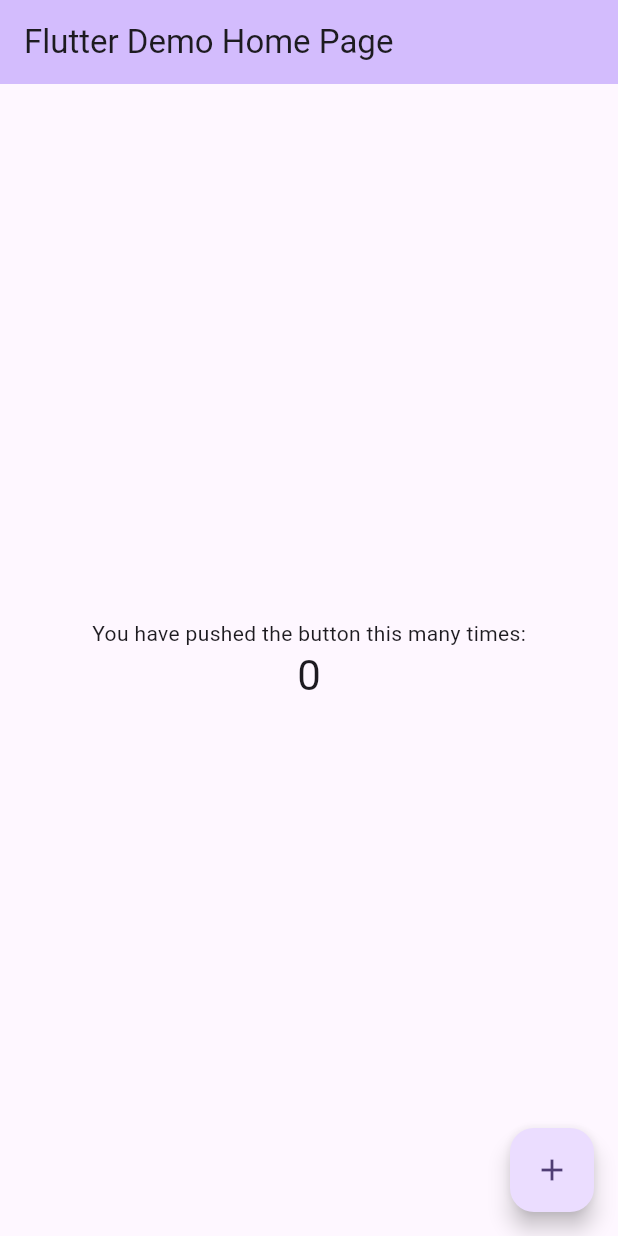
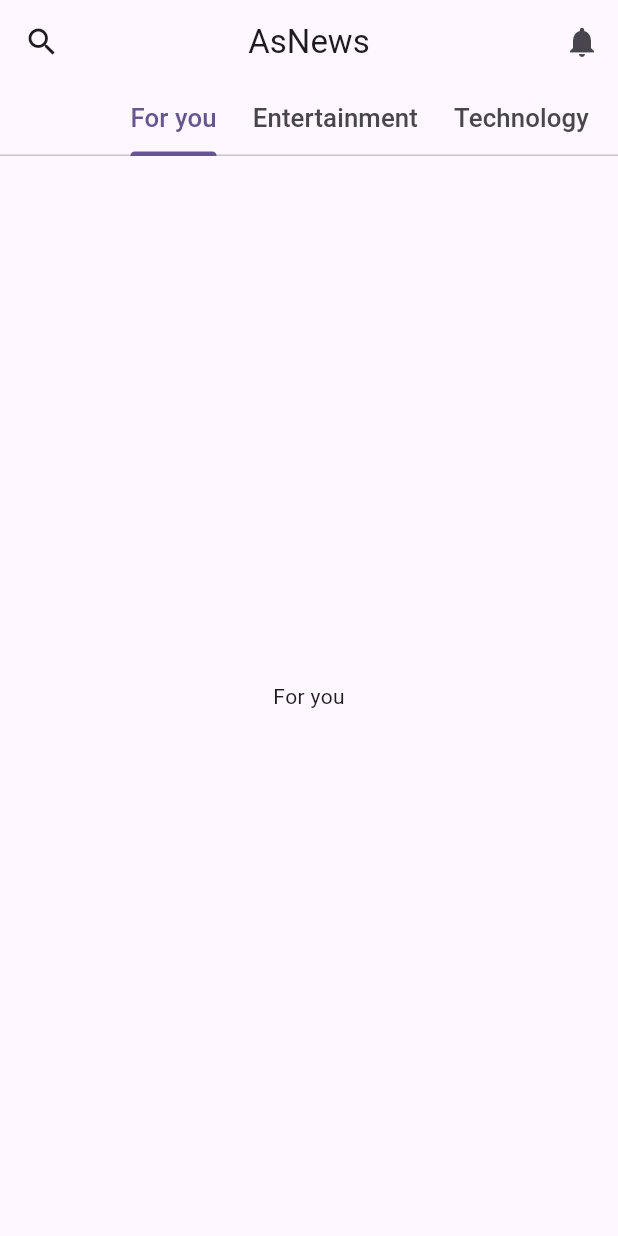
Before and after one commit to ayindequdus22/As_News, a Flutter app: the screen it shows after launch, on a phone screen of 412 x 824 dp. Run offline on Flutter 3.47's test engine with Material 3 defaults, Android fonts, the phone set to English and light mode, and no system bars; our stand-ins replace flutter_screenutil, get.

Commit message:
md changes

```diff
--- a/lib/main.dart
+++ b/lib/main.dart
@@ -1,4 +1,7 @@
 import 'package:flutter/material.dart';
+import 'package:flutter_screenutil/flutter_screenutil.dart';
+import 'package:as_news/screens/home_page.dart';
+import 'package:get/get.dart';
 
 void main() {
   runApp(const MyApp());
@@ -6,120 +9,22 @@
 
 class MyApp extends StatelessWidget {
   const MyApp({super.key});
-
-  // This widget is the root of your application.
   @override
   Widget build(BuildContext context) {
-    return MaterialApp(
+    return ScreenUtilInit(
+        designSize: const Size(360, 690),
+        minTextAdapt: true,
+        splitScreenMode: true,
+        builder: (_, child) {
+          return GetMaterialApp(
+            debugShowCheckedModeBanner: false,
             title: 'Flutter Demo',
             theme: ThemeData(
-        // This is the theme of your application.
-        //
-        // TRY THIS: Try running your application with "flutter run". You'll see
-        // the application has a purple toolbar. Then, without quitting the app,
-        // try changing the seedColor in the colorScheme below to Colors.green
-        // and then invoke "hot reload" (save your changes or press the "hot
-        // reload" button in a Flutter-supported IDE, or press "r" if you used
-        // the command line to start the app).
-        //
-        // Notice that the counter didn't reset back to zero; the application
-        // state is not lost during the reload. To reset the state, use hot
-        // restart instead.
-        //
-        // This works for code too, not just values: Most code changes can be
-        // tested with just a hot reload.
               colorScheme: ColorScheme.fromSeed(seedColor: Colors.deepPurple),
               useMaterial3: true,
             ),
-      home: const MyHomePage(title: 'Flutter Demo Home Page'),
+            home: HomePage(),
           );
+        });
   }
 }
-
-class MyHomePage extends StatefulWidget {
-  const MyHomePage({super.key, required this.title});
-
-  // This widget is the home page of your application. It is stateful, meaning
-  // that it has a State object (defined below) that contains fields that affect
-  // how it looks.
-
-  // This class is the configuration for the state. It holds the values (in this
-  // case the title) provided by the parent (in this case the App widget) and
-  // used by the build method of the State. Fields in a Widget subclass are
-  // always marked "final".
-
-  final String title;
-
-  @override
-  State<MyHomePage> createState() => _MyHomePageState();
-}
-
-class _MyHomePageState extends State<MyHomePage> {
-  int _counter = 0;
-
-  void _incrementCounter() {
-    setState(() {
-      // This call to setState tells the Flutter framework that something has
-      // changed in this State, which causes it to rerun the build method below
-      // so that the display can reflect the updated values. If we changed
-      // _counter without calling setState(), then the build method would not be
-      // called again, and so nothing would appear to happen.
-      _counter++;
-    });
-  }
-
-  @override
-  Widget build(BuildContext context) {
-    // This method is rerun every time setState is called, for instance as done
-    // by the _incrementCounter method above.
-    //
-    // The Flutter framework has been optimized to make rerunning build methods
-    // fast, so that you can just rebuild anything that needs updating rather
-    // than having to individually change instances of widgets.
-    return Scaffold(
-      appBar: AppBar(
-        // TRY THIS: Try changing the color here to a specific color (to
-        // Colors.amber, perhaps?) and trigger a hot reload to see the AppBar
-        // change color while the other colors stay the same.
-        backgroundColor: Theme.of(context).colorScheme.inversePrimary,
-        // Here we take the value from the MyHomePage object that was created by
-        // the App.build method, and use it to set our appbar title.
-        title: Text(widget.title),
-      ),
-      body: Center(
-        // Center is a layout widget. It takes a single child and positions it
-        // in the middle of the parent.
-        child: Column(
-          // Column is also a layout widget. It takes a list of children and
-          // arranges them vertically. By default, it sizes itself to fit its
-          // children horizontally, and tries to be as tall as its parent.
-          //
-          // Column has various properties to control how it sizes itself and
-          // how it positions its children. Here we use mainAxisAlignment to
-          // center the children vertically; the main axis here is the vertical
-          // axis because Columns are vertical (the cross axis would be
-          // horizontal).
-          //
-          // TRY THIS: Invoke "debug painting" (choose the "Toggle Debug Paint"
-          // action in the IDE, or press "p" in the console), to see the
-          // wireframe for each widget.
-          mainAxisAlignment: MainAxisAlignment.center,
-          children: <Widget>[
-            const Text(
-              'You have pushed the button this many times:',
-            ),
-            Text(
-              '$_counter',
-              style: Theme.of(context).textTheme.headlineMedium,
-            ),
-          ],
-        ),
-      ),
-      floatingActionButton: FloatingActionButton(
-        onPressed: _incrementCounter,
-        tooltip: 'Increment',
-        child: const Icon(Icons.add),
-      ), // This trailing comma makes auto-formatting nicer for build methods.
-    );
-  }
-}
--- /dev/null
+++ b/lib/screens/home_page.dart
@@ -0,0 +1,113 @@
+import 'package:flutter/material.dart';
+import 'package:flutter_screenutil/flutter_screenutil.dart';
+
+class HomePage extends StatefulWidget {
+  const HomePage({super.key});
+
+  @override
+  State<HomePage> createState() => _HomePageState();
+}
+
+class _HomePageState extends State<HomePage>
+    with SingleTickerProviderStateMixin {
+  late TabController _tabController;
+  @override
+  void initState() {
+    super.initState();
+    _tabController = TabController(vsync: this, length: tabs.length);
+  }
+
+  @override
+  void dispose() {
+    _tabController.dispose();
+    super.dispose();
+  }
+
+  static List<Tab> tabs = [
+    myTabs("For you"),
+    myTabs("Entertainment"),
+    myTabs("Technology"),
+    myTabs("Health"),
+    myTabs("Education"),
+    myTabs("Business"),
+    myTabs("World"),
+    myTabs("Travel")
+  ];
+
+  static Tab myTabs(String text) {
+    return Tab(
+      child: Text(
+        text,
+        style: TextStyle(fontSize: 15.sp, fontWeight: FontWeight.w500),
+      ),
+    );
+  }
+
+  @override
+  Widget build(BuildContext context) {
+    return Scaffold(
+      // appBar: AppBar(
+      //   leading: IconButton(onPressed: () {}, icon: Icon(Icons.search)),
+      //   title: Text("AsNews"),
+      //   centerTitle: true,
+      //   actions: [
+      //     IconButton(onPressed: () {}, icon: Icon(Icons.notifications))
+      //   ],
+      //   bottom: TabBar(
+      //     controller: _tabController,
+      //     padding: EdgeInsets.only(left: 20.sp),
+      //     labelPadding: EdgeInsets.symmetric(horizontal: 12.0),
+      //     tabs: tabs,
+      //     isScrollable: true,
+      //   ),
+      // ),
+      body: NestedScrollView(
+        headerSliverBuilder: (BuildContext context, bool innerBoxIsScrolled) {
+          return [
+            SliverAppBar(
+              pinned: true,
+              floating: true,
+              leading: IconButton(onPressed: () {}, icon: Icon(Icons.search)),
+              title: Text("AsNews"),
+              centerTitle: true,
+              actions: [
+                IconButton(onPressed: () {}, icon: Icon(Icons.notifications))
+              ],
+              bottom: TabBar(
+                controller: _tabController,
+                padding: EdgeInsets.only(left: 20.sp),
+                labelPadding: EdgeInsets.symmetric(horizontal: 12.0),
+                tabs: tabs,
+                isScrollable: true,
+              ),
+            )
+          ];
+        },
+        body: TabBarView(
+          controller: _tabController,
+          children: [
+            NewsCategories(category: "For you"),
+            NewsCategories(category: "Entertainment"),
+            NewsCategories(category: "Technology"),
+            NewsCategories(category: "Health"),
+            NewsCategories(category: "Education"),
+            NewsCategories(category: "Business"),
+            NewsCategories(category: "World"),
+            NewsCategories(category: "Travel")
+          ],
+        ),
+      ),
+    );
+  }
+}
+
+class NewsCategories extends StatelessWidget {
+  const NewsCategories({super.key, required this.category});
+  final String category;
+  @override
+  Widget build(BuildContext context) {
+    return Center(
+      child: Text(category),
+    );
+  }
+}
```
Also changed, not shown: lib/themes/text.dart (added, +54 -0 lines), pubspec.yaml (+8 -2 lines), pubspec.lock, 1 other file. Lines whose indentation alone changed are shown as unchanged.
